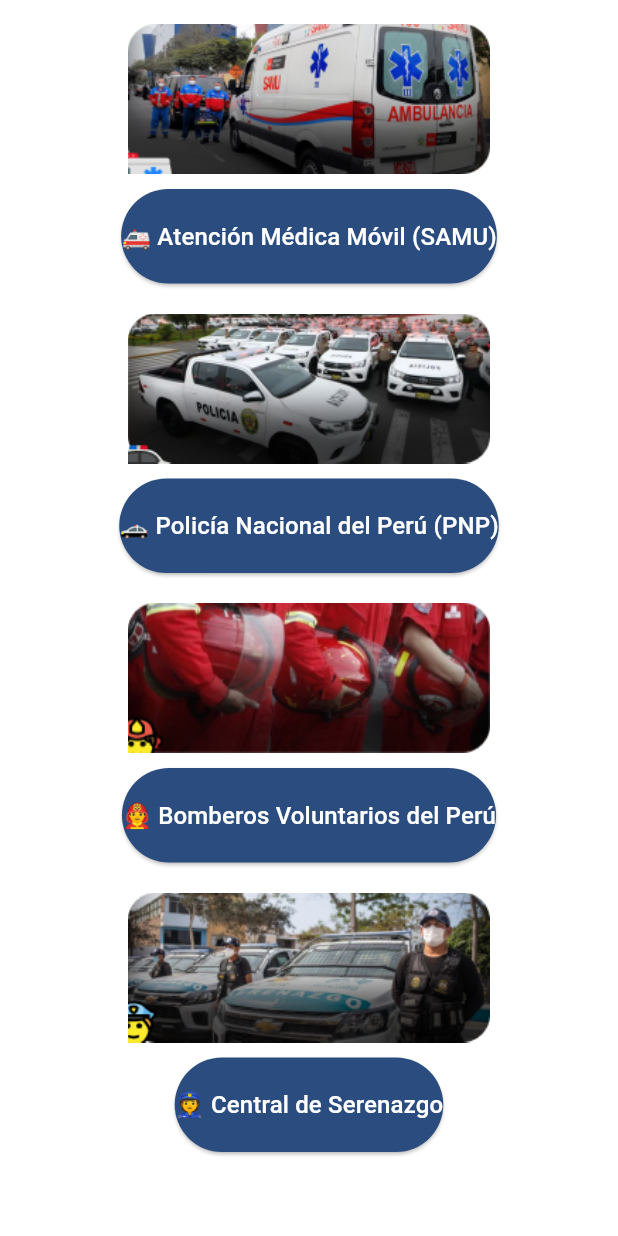
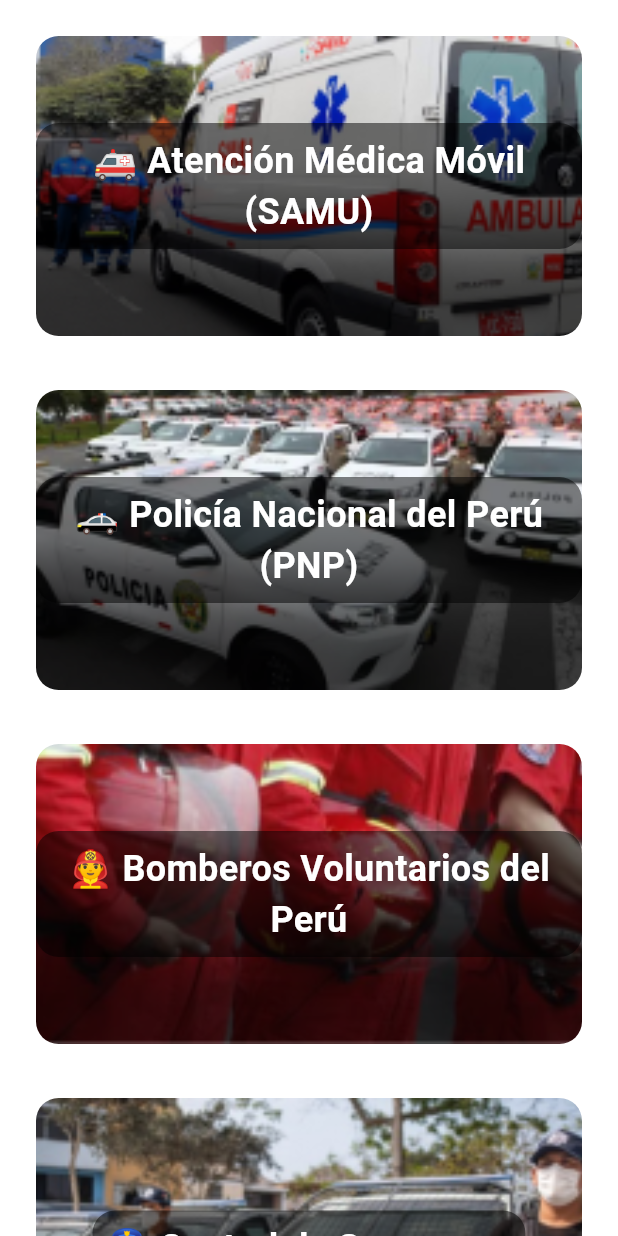
Before and after one commit to AppLima/inlima_mobile, a Flutter app: the SOSPage screen opened directly, after a tap on "🚑 Atención Médica Móvil (SAMU)", on a phone screen of 412 x 824 dp. Run offline on Flutter 3.47's test engine with Material 3 defaults, Android fonts, the light colour scheme and no system bars; our stand-ins replace firebase_core, firebase_storage, flutter_svg, get, image_picker, local_auth; accounts and stored records are empty; project files that could hold a hidden picture were left out.

Commit message:
Fixing sos page

```diff
--- /dev/null
+++ b/lib/components/sos_info.dart
@@ -0,0 +1,55 @@
+import 'package:flutter/material.dart';
+
+class SosInfo extends StatelessWidget {
+  final String imageUrl;
+  final String title;
+
+  const SosInfo({
+    super.key,
+    required this.imageUrl,
+    required this.title,
+  });
+
+  @override
+  Widget build(BuildContext context) {
+    return Padding(
+      padding: const EdgeInsets.all(8.0),
+      child: Stack(
+        children: [
+          // Imagen de fondo
+          Container(
+            height: 200,
+            decoration: BoxDecoration(
+              borderRadius: BorderRadius.circular(15),
+              image: DecorationImage(
+                image: AssetImage(imageUrl), // Cambiado a AssetImage
+                fit: BoxFit.cover,
+              ),
+            ),
+          ),
+          // Contenedor para el título centrado
+          Positioned.fill(
+            child: Center(
+              child: Container(
+                padding: const EdgeInsets.all(8),
+                decoration: BoxDecoration(
+                  color: Colors.black.withOpacity(0.5),
+                  borderRadius: BorderRadius.circular(15),
+                ),
+                child: Text(
+                  title,
+                  style: const TextStyle(
+                    color: Colors.white,
+                    fontSize: 24, // Título agrandado
+                    fontWeight: FontWeight.bold,
+                  ),
+                  textAlign: TextAlign.center, // Centrado
+                ),
+              ),
+            ),
+          ),
+        ],
+      ),
+    );
+  }
+}
--- a/lib/pages/sos/sos_controller.dart
+++ b/lib/pages/sos/sos_controller.dart
@@ -3,14 +3,11 @@
 
 class SOSController extends GetxController {
   Future<void> makePhoneCall(String phoneNumber) async {
-    final Uri launchUri = Uri(
-      scheme: 'tel',
-      path: phoneNumber,
-    );
-    if (await canLaunch(launchUri.toString())) {
-      await launch(launchUri.toString());
+    final Uri phoneUri = Uri(scheme: 'tel', path: phoneNumber);
+    if (await canLaunchUrl(phoneUri)) {
+      await launchUrl(phoneUri, mode: LaunchMode.externalApplication);
     } else {
-      throw 'Could not launch $phoneNumber';
+      throw 'No se pudo abrir el marcador telefónico para $phoneNumber';
     }
   }
 }
--- a/lib/pages/sos/sos_page.dart
+++ b/lib/pages/sos/sos_page.dart
@@ -1,83 +1,59 @@
 import 'package:flutter/material.dart';
 import 'package:get/get.dart';
-import 'sos_controller.dart'; // Ensure you import the controller
+import 'sos_controller.dart'; // Asegúrate de importar el controlador
+import '../../components/sos_info.dart';
 
 class SOSPage extends StatelessWidget {
-  final SOSController sosController = Get.put(SOSController()); // Instantiate the controller
+  final SOSController sosController = Get.put(SOSController()); // Instancia del controlador
 
   @override
   Widget build(BuildContext context) {
     return Scaffold(
       appBar: null,
-      body: SingleChildScrollView( // Add scrollable functionality
+      body: SingleChildScrollView(
         padding: const EdgeInsets.all(16.0),
         child: Column(
           mainAxisAlignment: MainAxisAlignment.center,
           crossAxisAlignment: CrossAxisAlignment.stretch,
           children: [
-            // SAMU Section
-            _buildSOSSection(
-              imagePath: 'assets/img_app/samu.png', // Replace with the correct path
-              label: '🚑 Atención Médica Móvil (SAMU)',
-              phoneNumber: '105',
+            // SAMU Section usando SurveyInfo
+            GestureDetector(
+              onTap: () => sosController.makePhoneCall('105'),
+              child: const SosInfo(
+                imageUrl: 'assets/img_app/samu.png', // Reemplaza con la ruta correcta
+                title: '🚑 Atención Médica Móvil (SAMU)',
+              ),
             ),
             SizedBox(height: 20),
-            // PNP Section
-            _buildSOSSection(
-              imagePath: 'assets/img_app/PNP.png', // Replace with the correct path
-              label: '🚓 Policía Nacional del Perú (PNP)',
-              phoneNumber: '113',
+            // PNP Section usando SurveyInfo
+            GestureDetector(
+              onTap: () => sosController.makePhoneCall('113'),
+              child: const SosInfo(
+                imageUrl: 'assets/img_app/PNP.png', // Reemplaza con la ruta correcta
+                title: '🚓 Policía Nacional del Perú (PNP)',
+              ),
             ),
             SizedBox(height: 20),
-            // Bomberos Section
-            _buildSOSSection(
-              imagePath: 'assets/img_app/bomberos.png', // Replace with the correct path
-              label: '👨‍🚒 Bomberos Voluntarios del Perú',
-              phoneNumber: '116',
+            // Bomberos Section usando SurveyInfo
+            GestureDetector(
+              onTap: () => sosController.makePhoneCall('116'),
+              child: const SosInfo(
+                imageUrl: 'assets/img_app/bomberos.png', // Reemplaza con la ruta correcta
+                title: '👨‍🚒 Bomberos Voluntarios del Perú',
+              ),
             ),
             SizedBox(height: 20),
-            // Serenazgo Section
-            _buildSOSSection(
-              imagePath: 'assets/img_app/serenazgo.png', // Replace with the correct path
-              label: '👮 Central de Serenazgo',
-              phoneNumber: '104',
+            // Serenazgo Section usando SurveyInfo
+            GestureDetector(
+              onTap: () => sosController.makePhoneCall('104'),
+              child: const SosInfo(
+                imageUrl: 'assets/img_app/serenazgo.png', // Reemplaza con la ruta correcta
+                title: '👮 Central de Serenazgo',
+              ),
             ),
           ],
         ),
       ),
     );
   }
-
-  // Helper method to build an SOS section with image above the button
-  Widget _buildSOSSection({
-    required String imagePath,
-    required String label,
-    required String phoneNumber,
-  }) {
-    return Column(
-      children: [
-        // Image container
-        Image.asset(
-          imagePath,
-          height: 100, // Set a fixed height for the image
-          fit: BoxFit.contain, // Maintain aspect ratio
-        ),
-        SizedBox(height: 10),
-        // Button container
-        ElevatedButton(
-          onPressed: () => sosController.makePhoneCall(phoneNumber),
-          style: ElevatedButton.styleFrom(
-            padding: EdgeInsets.symmetric(vertical: 20),
-          ),
-          child: Text(
-            label,
-            textAlign: TextAlign.center,
-            style: TextStyle(
-              fontSize: 16, // You can adjust the font size
-            ),
-          ),
-        ),
-      ],
-    );
-  }
 }
```
Also changed, not shown: 1 other file.
